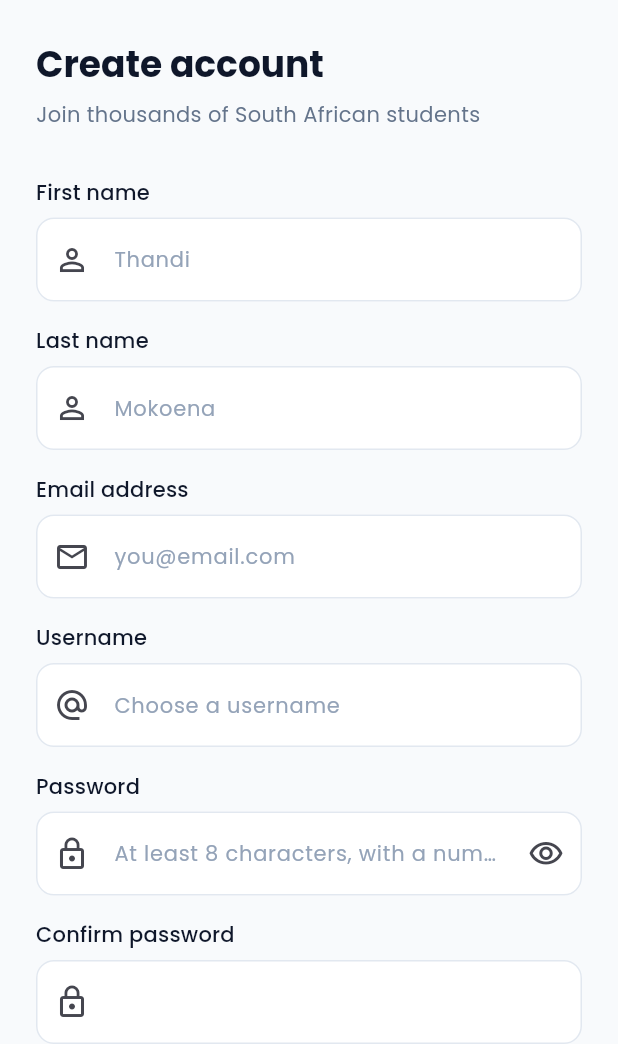
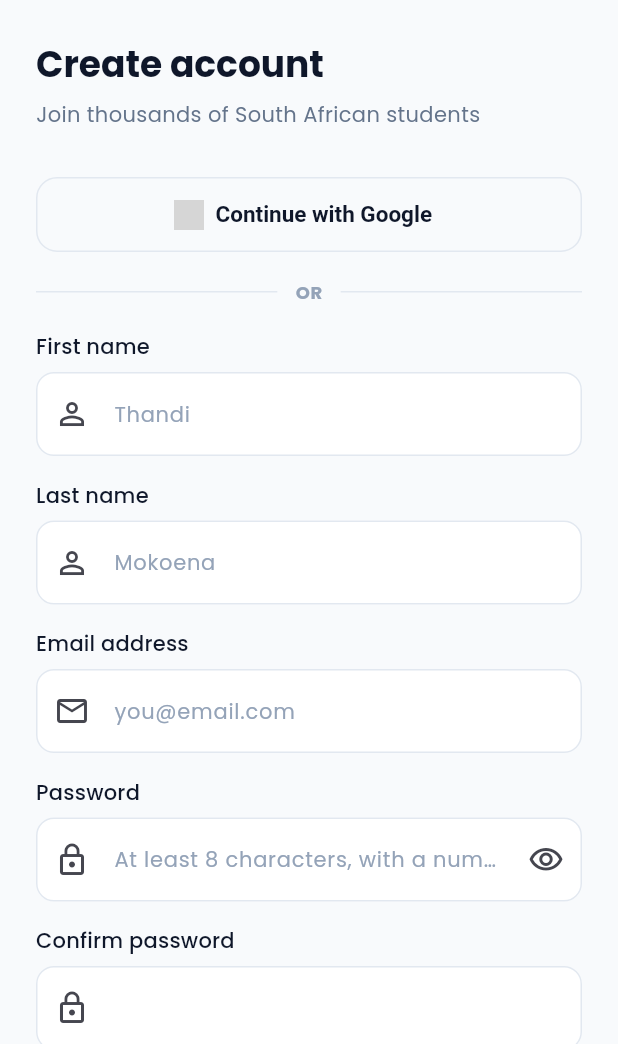
Before and after one commit to ronnycobi/scancourse, a Flutter app: the screen it shows after launch, on a phone screen of 412 x 824 dp, the part 192-1236 px from its top. Run offline on Flutter 3.47's test engine with Material 3 defaults, Android fonts, the phone set to English and light mode, and no system bars; our stand-ins replace dio, file_picker, firebase_core, firebase_messaging, fl_chart, flutter_local_notifications and 9 more; accounts and stored records are empty; grey boxes are pictures that could not be loaded.

Commit message:
Remove username field from register form; add Google sign-up
Backend (apps/users/serializers.py):
- Username field made optional. Auto-derived server-side from the
  email's local-part on create() via new _generate_username() helper,
  with numeric suffixes (_1, _2...) on collision.
- validate_username() now accepts empty values; lightly validates
  any client-supplied username for backwards compatibility.

Frontend register screen (auth/register_screen.dart):
- Removed Username field entirely from the form (label, controller,
  live validator, isFormValid check, force-touch on submit, payload).
- PasswordChecklist call drops the username arg (param is optional).
- Added "Continue with Google" outlined button at the top of the form,
  with the same wiring as login_screen.dart's _googleSignIn(). On
  success routes to /home (if backend says isOnboarded) or /onboarding
  for new accounts.
- Added "OR" divider between Google and the email form.

Final form goes from 7 fields to 5: First name, Last name, Email,
Password, Confirm. Plus the Google one-tap above for users who don't
want to type at all.

Co-Authored-By: Claude Opus 4.7 <noreply@anthropic.com>

```diff
--- a/frontend/lib/presentation/screens/auth/register_screen.dart
+++ b/frontend/lib/presentation/screens/auth/register_screen.dart
@@ -1,6 +1,8 @@
 import 'package:flutter/material.dart';
 import 'package:flutter_riverpod/flutter_riverpod.dart';
 import 'package:go_router/go_router.dart';
+import 'package:google_sign_in/google_sign_in.dart';
+import '../../../core/constants/app_constants.dart';
 import '../../../core/theme/app_theme.dart';
 import '../../../providers/auth_provider.dart';
 import '../../widgets/common/app_text_field.dart';
@@ -21,16 +23,18 @@ class _RegisterScreenState extends ConsumerState<RegisterScreen> {
   final _firstNameCtrl = TextEditingController();
   final _lastNameCtrl = TextEditingController();
   final _emailCtrl = TextEditingController();
-  final _usernameCtrl = TextEditingController();
   final _passwordCtrl = TextEditingController();
   final _confirmCtrl = TextEditingController();
   bool _obscure = true;
+  // Google sign-up state — mirrors login_screen.dart so users can
+  // create an account with one tap instead of filling the form.
+  bool _googleBusy = false;
+  String? _googleError;
 
   // Live error state, one per field. Updated on every keystroke.
   String? _firstNameError;
   String? _lastNameError;
   String? _emailError;
-  String? _usernameError;
   String? _passwordError;
   String? _confirmError;
   // True after the user has interacted with a field once — prevents
@@ -43,7 +47,6 @@ class _RegisterScreenState extends ConsumerState<RegisterScreen> {
     _firstNameCtrl.addListener(() => _liveCheck('first'));
     _lastNameCtrl.addListener(() => _liveCheck('last'));
     _emailCtrl.addListener(() => _liveCheck('email'));
-    _usernameCtrl.addListener(() => _liveCheck('username'));
     _passwordCtrl.addListener(() => _liveCheck('password'));
     _confirmCtrl.addListener(() => _liveCheck('confirm'));
   }
@@ -54,7 +57,6 @@ class _RegisterScreenState extends ConsumerState<RegisterScreen> {
       _firstNameCtrl,
       _lastNameCtrl,
       _emailCtrl,
-      _usernameCtrl,
       _passwordCtrl,
       _confirmCtrl
     ]) {
@@ -82,15 +84,6 @@ class _RegisterScreenState extends ConsumerState<RegisterScreen> {
     if (!v.contains('@') || !v.contains('.')) return 'Not a valid email';
     if (!RegExp(r'^[^\s@]+@[^\s@]+\.[^\s@]+$').hasMatch(v)) {
       return 'Not a valid email';
-    }
-    return null;
-  }
-
-  String? _validateUsername(String v) {
-    if (v.isEmpty) return null;
-    if (v.length < 3) return 'At least 3 characters';
-    if (!RegExp(r'^[A-Za-z0-9_.]+$').hasMatch(v)) {
-      return 'Letters, numbers, _ and . only';
     }
     return null;
   }
@@ -125,9 +118,6 @@ class _RegisterScreenState extends ConsumerState<RegisterScreen> {
         case 'email':
           _emailError = _validateEmail(_emailCtrl.text.trim());
           break;
-        case 'username':
-          _usernameError = _validateUsername(_usernameCtrl.text.trim());
-          break;
         case 'password':
           _passwordError = _validatePassword(_passwordCtrl.text);
           // confirm also depends on password
@@ -145,13 +135,11 @@ class _RegisterScreenState extends ConsumerState<RegisterScreen> {
     if (_firstNameCtrl.text.trim().isEmpty) return false;
     if (_lastNameCtrl.text.trim().isEmpty) return false;
     if (_emailCtrl.text.trim().isEmpty) return false;
-    if (_usernameCtrl.text.trim().isEmpty) return false;
     if (_passwordCtrl.text.isEmpty) return false;
     if (_confirmCtrl.text.isEmpty) return false;
     return _firstNameError == null &&
         _lastNameError == null &&
         _emailError == null &&
-        _usernameError == null &&
         _passwordError == null &&
         _confirmError == null;
   }
@@ -167,8 +155,6 @@ class _RegisterScreenState extends ConsumerState<RegisterScreen> {
           (_lastNameCtrl.text.trim().isEmpty ? 'Required' : null);
       _emailError = _validateEmail(_emailCtrl.text.trim()) ??
           (_emailCtrl.text.trim().isEmpty ? 'Required' : null);
-      _usernameError = _validateUsername(_usernameCtrl.text.trim()) ??
-          (_usernameCtrl.text.trim().isEmpty ? 'Required' : null);
       _passwordError = _validatePassword(_passwordCtrl.text) ??
           (_passwordCtrl.text.isEmpty ? 'Required' : null);
       _confirmError = _validateConfirm(_confirmCtrl.text) ??
@@ -178,7 +164,8 @@ class _RegisterScreenState extends ConsumerState<RegisterScreen> {
 
     await ref.read(authStateProvider.notifier).register(
       email: _emailCtrl.text.trim(),
-      username: _usernameCtrl.text.trim(),
+      // Username left blank — backend derives one from the email.
+      username: '',
       firstName: _firstNameCtrl.text.trim(),
       lastName: _lastNameCtrl.text.trim(),
       password: _passwordCtrl.text,
@@ -188,6 +175,59 @@ class _RegisterScreenState extends ConsumerState<RegisterScreen> {
     final state = ref.read(authStateProvider);
     if (state.error == null && state.user != null) {
       context.go('/onboarding');
+    }
+  }
+
+  Future<void> _googleSignIn() async {
+    setState(() {
+      _googleBusy = true;
+      _googleError = null;
+    });
+    ref.read(authStateProvider.notifier).clearError();
+    try {
+      final google = GoogleSignIn(
+        scopes: ['email', 'profile', 'openid'],
+        serverClientId: AppConstants.googleServerClientId.isNotEmpty
+            ? AppConstants.googleServerClientId
+            : null,
+      );
+      final account = await google.signIn();
+      if (account == null) {
+        setState(() => _googleBusy = false);
+        return;
+      }
+      final auth = await account.authentication;
+      final idToken = auth.idToken;
+      if (idToken == null || idToken.isEmpty) {
+        setState(() {
+          _googleBusy = false;
+          _googleError =
+              'Google sign-up is not fully configured yet. Please use email + password.';
+        });
+        await google.signOut();
+        return;
+      }
+      await ref.read(authStateProvider.notifier).googleSignIn(idToken);
+      if (!mounted) return;
+      final state = ref.read(authStateProvider);
+      if (state.error != null) {
+        setState(() {
+          _googleBusy = false;
+          _googleError = state.error;
+        });
+      } else if (state.user != null) {
+        // New Google users land on /onboarding; existing users skip
+        // straight to /home — the provider sets isOnboarded based on
+        // the backend response.
+        context.go(state.isOnboarded ? '/home' : '/onboarding');
+      } else {
+        setState(() => _googleBusy = false);
+      }
+    } catch (e) {
+      setState(() {
+        _googleBusy = false;
+        _googleError = 'Google sign-up failed. Please try again.';
+      });
     }
   }
 
@@ -220,7 +260,68 @@ class _RegisterScreenState extends ConsumerState<RegisterScreen> {
                   onDismiss: () =>
                       ref.read(authStateProvider.notifier).clearError(),
                 ),
+                if (_googleError != null) ...[
+                  ErrorBanner(
+                    message: _googleError,
+                    onDismiss: () =>
+                        setState(() => _googleError = null),
+                  ),
+                  const SizedBox(height: 8),
+                ],
                 const SizedBox(height: 8),
+
+                // Google one-tap signup — same backend as login: creates
+                // a user on first encounter, signs them in afterwards.
+                OutlinedButton.icon(
+                  onPressed: _googleBusy ? null : _googleSignIn,
+                  icon: _googleBusy
+                      ? const SizedBox(
+                          width: 18,
+                          height: 18,
+                          child: CircularProgressIndicator(strokeWidth: 2),
+                        )
+                      : Image.asset(
+                          'assets/icons/google.png',
+                          width: 18,
+                          height: 18,
+                          errorBuilder: (_, __, ___) =>
+                              const Icon(Icons.account_circle_outlined,
+                                  size: 20),
+                        ),
+                  label: const Text('Continue with Google'),
+                  style: OutlinedButton.styleFrom(
+                    minimumSize: const Size(double.infinity, 50),
+                    side: const BorderSide(color: AppColors.border),
+                    foregroundColor: AppColors.textPrimary,
+                    textStyle: const TextStyle(
+                        fontSize: 15, fontWeight: FontWeight.w700),
+                  ),
+                ),
+                const SizedBox(height: 18),
+                // "OR" divider between Google and the email form.
+                Row(
+                  children: [
+                    const Expanded(
+                        child: Divider(
+                            thickness: 1, color: AppColors.border)),
+                    Padding(
+                      padding:
+                          const EdgeInsets.symmetric(horizontal: 12),
+                      child: Text(
+                        'OR',
+                        style: TextStyle(
+                            fontSize: 12,
+                            color: AppColors.textHint,
+                            fontWeight: FontWeight.w700,
+                            letterSpacing: 0.5),
+                      ),
+                    ),
+                    const Expanded(
+                        child: Divider(
+                            thickness: 1, color: AppColors.border)),
+                  ],
+                ),
+                const SizedBox(height: 18),
 
                 // First name + Last name now stack vertically, full-width
                 // each — matches the email/password fields below for a
@@ -260,17 +361,6 @@ class _RegisterScreenState extends ConsumerState<RegisterScreen> {
                 ),
                 const SizedBox(height: 16),
                 _LiveField(
-                  label: 'Username',
-                  hint: 'Choose a username',
-                  controller: _usernameCtrl,
-                  prefixIcon: Icons.alternate_email,
-                  errorText: _usernameError,
-                  isValid: _touched.contains('username') &&
-                      _usernameError == null &&
-                      _usernameCtrl.text.trim().isNotEmpty,
-                ),
-                const SizedBox(height: 16),
-                _LiveField(
                   label: 'Password',
                   hint: 'At least 8 characters, with a number',
                   controller: _passwordCtrl,
@@ -291,7 +381,6 @@ class _RegisterScreenState extends ConsumerState<RegisterScreen> {
                 PasswordStrengthMeter(password: _passwordCtrl.text),
                 PasswordChecklist(
                   password: _passwordCtrl.text,
-                  username: _usernameCtrl.text,
                   email: _emailCtrl.text,
                 ),
                 const SizedBox(height: 16),
```
Also changed, not shown: 1 other file.
